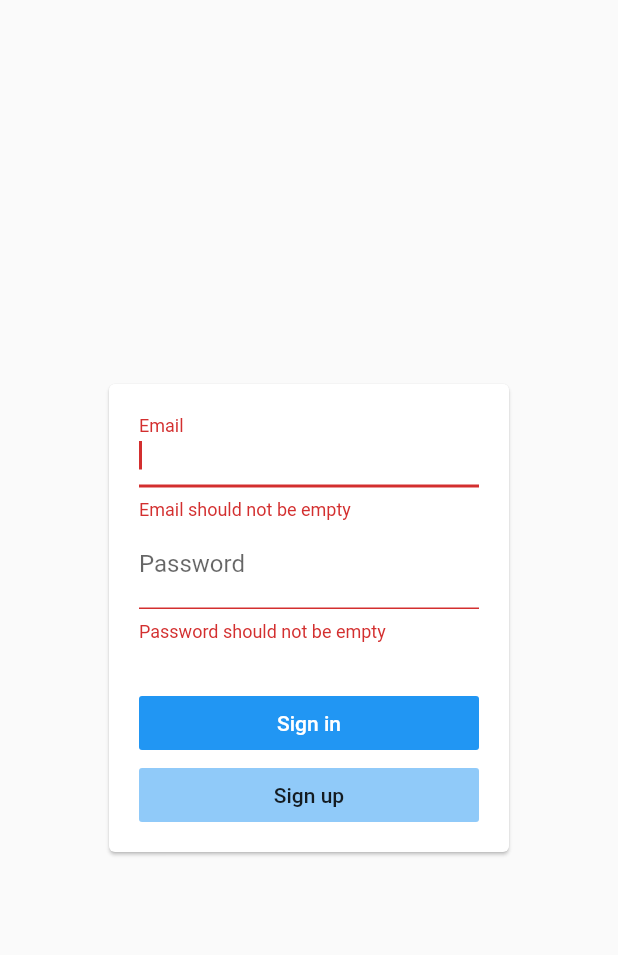
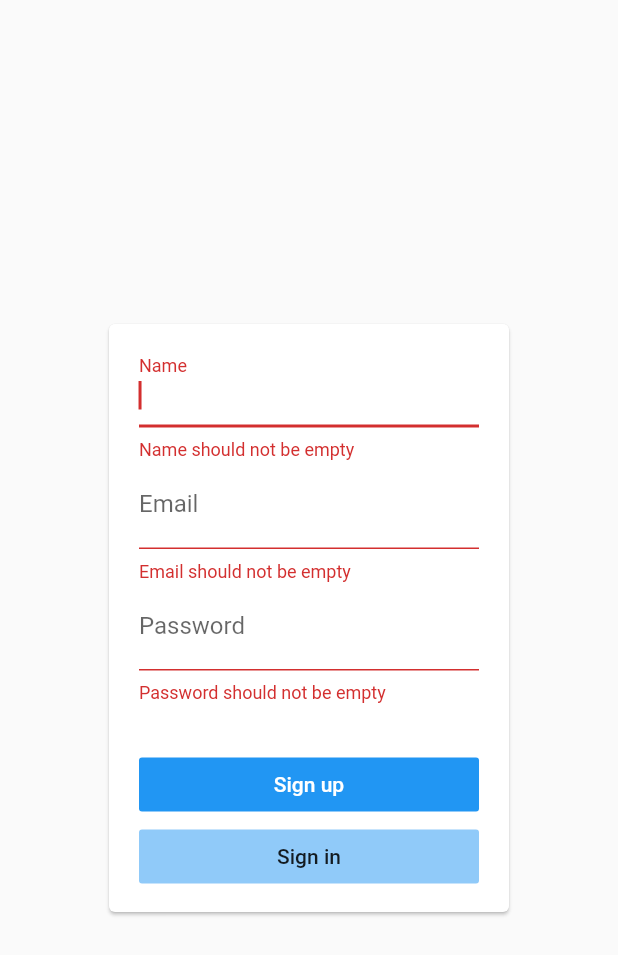
Before and after one commit to leosuncin/flutter_todo_app, a Flutter app: the screen it shows after launch, after a tap on "Sign up", on a phone screen of 412 x 824 dp. Shown: the top 955 px of the screen. Run offline on Flutter 3.47's test engine with Material 2 defaults, Android fonts, the phone set to English and light mode, and no system bars.

Commit message:
Add sign up screen

```diff
--- a/lib/main.dart
+++ b/lib/main.dart
@@ -1,5 +1,6 @@
 import 'package:flutter/material.dart';
 import 'package:flutter_todo_app/screens/login_screen.dart';
+import 'package:flutter_todo_app/screens/register_screen.dart';
 
 void main() {
   runApp(MyApp());
@@ -18,6 +19,7 @@ class MyApp extends StatelessWidget {
       initialRoute: LoginScreen.routeName,
       routes: {
         LoginScreen.routeName: (_) => LoginScreen(),
+        RegisterScreen.routeName: (_) => RegisterScreen(),
       },
     );
   }
--- a/lib/screens/login_screen.dart
+++ b/lib/screens/login_screen.dart
@@ -1,6 +1,7 @@
 import 'package:flutter/material.dart';
 import 'package:flutter_todo_app/components/shared/primary_button.dart';
 import 'package:flutter_todo_app/components/shared/secondary_button.dart';
+import 'package:flutter_todo_app/screens/register_screen.dart';
 
 class LoginScreen extends StatefulWidget {
   static const routeName = '/login';
@@ -106,7 +107,10 @@ class _LoginScreenState extends State<LoginScreen> {
                         ),
                         SecondaryButton(
                           text: 'Sign up',
-                          onPressed: () {},
+                          onPressed: () {
+                            Navigator.of(context)
+                                .pushNamed(RegisterScreen.routeName);
+                          },
                         ),
                       ],
                     ),
--- /dev/null
+++ b/lib/screens/register_screen.dart
@@ -0,0 +1,153 @@
+import 'package:flutter/material.dart';
+import 'package:flutter_todo_app/components/shared/primary_button.dart';
+import 'package:flutter_todo_app/components/shared/secondary_button.dart';
+import 'package:flutter_todo_app/screens/login_screen.dart';
+
+class RegisterScreen extends StatefulWidget {
+  static const routeName = '/register';
+
+  @override
+  _RegisterScreenState createState() => _RegisterScreenState();
+}
+
+class _RegisterScreenState extends State<RegisterScreen> {
+  final _emailFocusNode = FocusNode();
+  final _passwordFocusNode = FocusNode();
+  final _form = GlobalKey<FormState>();
+  var name;
+  var email;
+  var password;
+
+  _submit() {
+    if (_form.currentState.validate()) {
+      _form.currentState.save();
+      debugPrint(name);
+      debugPrint(email);
+      debugPrint(password);
+    }
+  }
+
+  @override
+  void dispose() {
+    _emailFocusNode.dispose();
+    _passwordFocusNode.dispose();
+    super.dispose();
+  }
+
+  @override
+  Widget build(BuildContext context) {
+    final mq = MediaQuery.of(context);
+
+    return Scaffold(
+      body: Center(
+        child: SingleChildScrollView(
+          child: Container(
+            margin: mq.orientation == Orientation.portrait
+                ? EdgeInsets.all(mq.size.width / 6)
+                : EdgeInsets.symmetric(horizontal: mq.size.width / 3),
+            height: 400,
+            child: Card(
+              child: Padding(
+                padding:
+                    const EdgeInsets.symmetric(horizontal: 20, vertical: 10),
+                child: Form(
+                  key: _form,
+                  autovalidate: true,
+                  child: Column(
+                    children: [
+                      TextFormField(
+                        decoration: InputDecoration(
+                          labelText: 'Name',
+                        ),
+                        autofocus: true,
+                        textInputAction: TextInputAction.next,
+                        onFieldSubmitted: (_) {
+                          FocusScope.of(context).requestFocus(_emailFocusNode);
+                        },
+                        validator: (value) {
+                          if (value == null || value.isEmpty)
+                            return 'Name should not be empty';
+
+                          return null;
+                        },
+                        onSaved: (value) {
+                          setState(() {
+                            name = value;
+                          });
+                        },
+                      ),
+                      TextFormField(
+                        decoration: InputDecoration(
+                          labelText: 'Email',
+                        ),
+                        textInputAction: TextInputAction.next,
+                        keyboardType: TextInputType.emailAddress,
+                        focusNode: _emailFocusNode,
+                        onFieldSubmitted: (_) {
+                          FocusScope.of(context)
+                              .requestFocus(_passwordFocusNode);
+                        },
+                        validator: (value) {
+                          if (value == null || value.isEmpty)
+                            return 'Email should not be empty';
+
+                          return null;
+                        },
+                        onSaved: (value) {
+                          setState(() {
+                            email = value;
+                          });
+                        },
+                      ),
+                      TextFormField(
+                        decoration: InputDecoration(
+                          labelText: 'Password',
+                        ),
+                        obscureText: true,
+                        textInputAction: TextInputAction.done,
+                        focusNode: _passwordFocusNode,
+                        onFieldSubmitted: (_) => _submit(),
+                        validator: (value) {
+                          if (value == null || value.isEmpty)
+                            return 'Password should not be empty';
+
+                          if (value.length < 8)
+                            return 'Password too short (at least 8 characters required)';
+
+                          return null;
+                        },
+                        onSaved: (value) {
+                          setState(() {
+                            password = value;
+                          });
+                        },
+                      ),
+                      SizedBox.fromSize(
+                        size: Size(double.infinity, 30),
+                      ),
+                      PrimaryButton(
+                        text: 'Sign up',
+                        onPressed: _submit,
+                      ),
+                      SecondaryButton(
+                        text: 'Sign in',
+                        onPressed: () {
+                          if (Navigator.of(context).canPop()) {
+                            Navigator.of(context).pop();
+                          } else {
+                            Navigator.of(context)
+                                .pushNamed(LoginScreen.routeName);
+                          }
+                        },
+                      ),
+                    ],
+                  ),
+                ),
+              ),
+            ),
+          ),
+        ),
+      ),
+    );
+  }
+}
```
